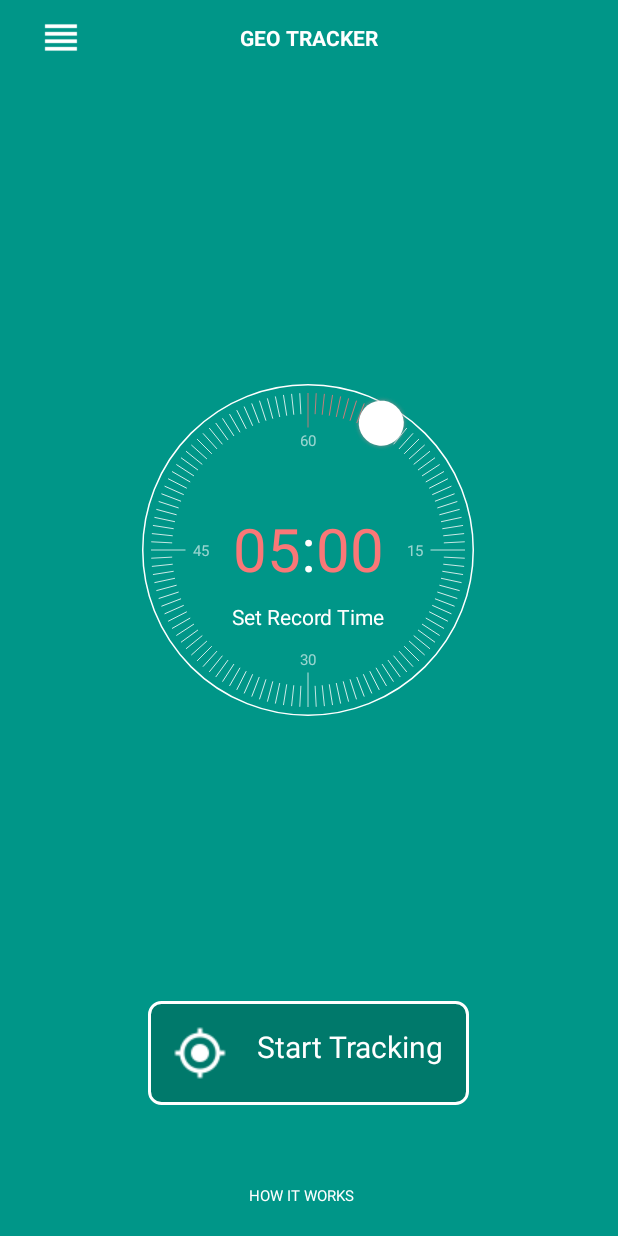
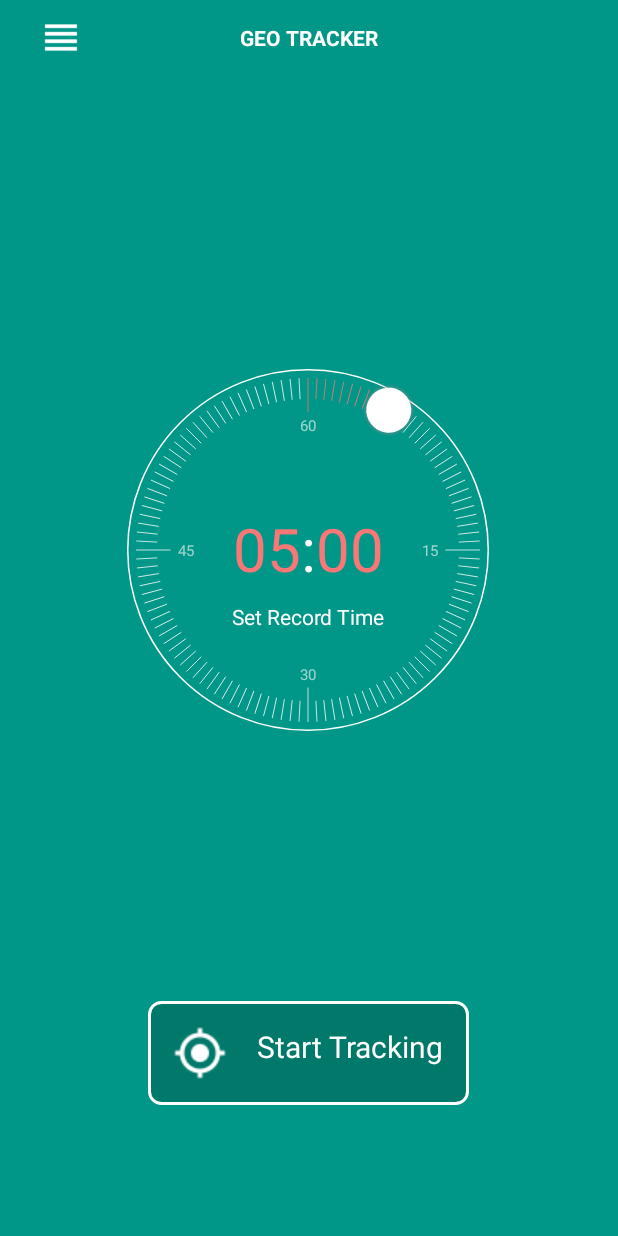
Before and after one commit to andela-kedeh/Geo-Tracker, an Android app: the MainActivity screen opened directly, with no data from a screen before it, on a phone screen of 412 x 824 dp. Run offline under Robolectric (Android 15) with nearby library versions, the phone set to English and light mode, and no system bars.

Commit message:
refactored the MainActivity, LocationAdapter, and created a getter and setter for LocationChildData

```diff
--- a/app/src/main/res/layout/activity_maps.xml
+++ b/app/src/main/res/layout/activity_maps.xml
@@ -51,8 +51,8 @@
 
         <com.checkpoint4.wecking.standingstillapp.ApplicationComponent.CircleTimerView
             android:id="@+id/circularTimerView"
-            android:layout_width="230dp"
-            android:layout_height="230dp"
+            android:layout_width="250dp"
+            android:layout_height="250dp"
             android:layout_gravity="center"
             android:layout_weight="0.53" />
 
@@ -90,17 +90,4 @@
 
     </LinearLayout>
 
-        <TextView
-            android:layout_width="wrap_content"
-            android:layout_height="wrap_content"
-            android:layout_gravity="bottom|center"
-            android:layout_marginRight="10dp"
-            android:text="HOW IT WORKS"
-            android:id="@+id/how_to_use"
-            android:layout_marginBottom="20dp"
-            android:textColor="@color/icons"
-            android:textSize="10dp" />
-
-
-
 </android.support.design.widget.CoordinatorLayout>
```
Also changed, not shown: app/src/main/java/com/checkpoint4/wecking/standingstillapp/DataModel/Location.java (+6 -6 lines), app/src/main/java/com/checkpoint4/wecking/standingstillapp/activity/MainActivity.java (+13 -21 lines), app/src/main/java/com/checkpoint4/wecking/standingstillapp/adapter/LocationAdapter.java (+5 -5 lines), app/src/main/java/com/checkpoint4/wecking/standingstillapp/adapter/LocationChildData.java (+46 -5 lines).
